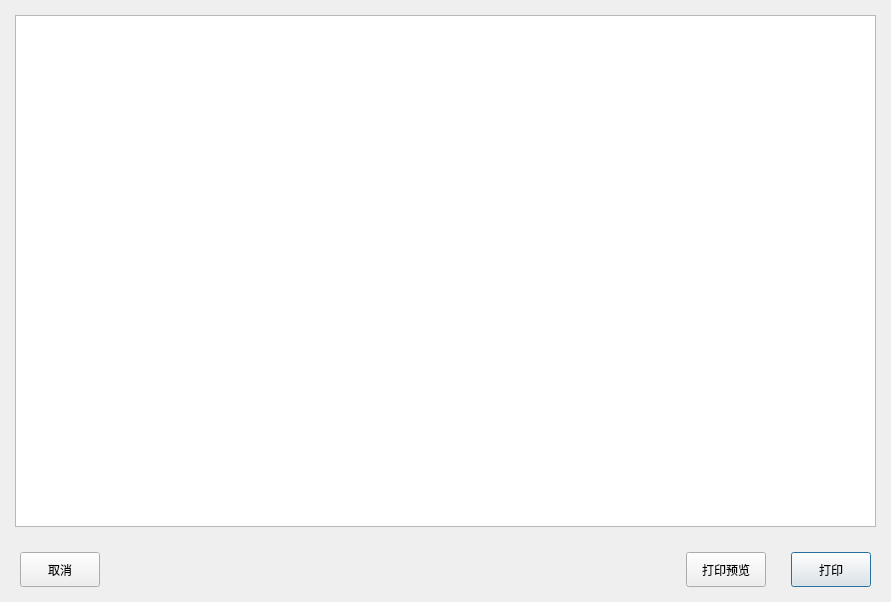
This is Qt/ERP/dialogprintouttable.ui in superp2017/NTERP as Qt 5 draws it before an edit. The edited form follows.
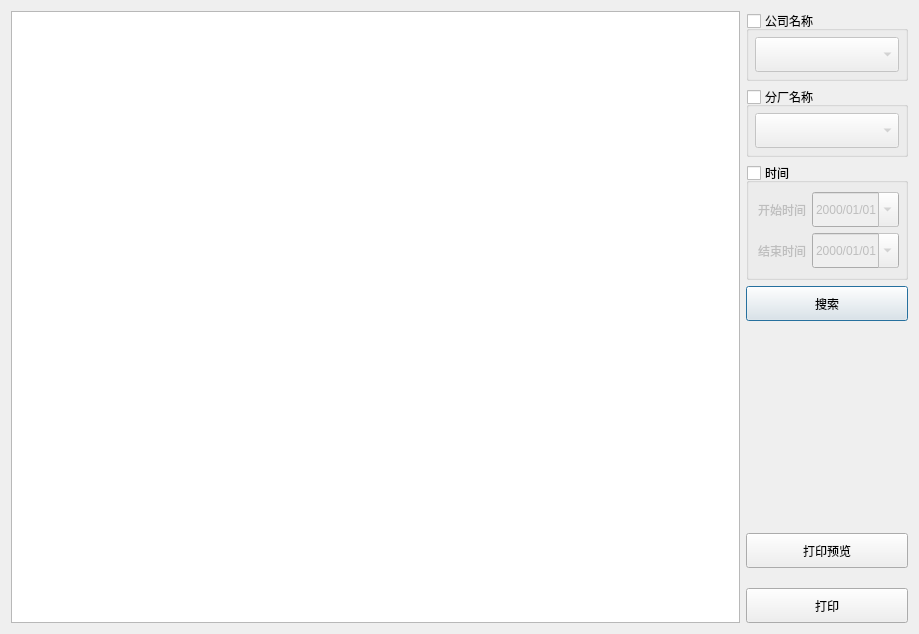
This is the edited form. Custom widgets are drawn as their Qt base class.

Patch:
```diff
--- a/Qt/ERP/dialogprintouttable.ui
+++ b/Qt/ERP/dialogprintouttable.ui
@@ -6,42 +6,212 @@
    <rect>
     <x>0</x>
     <y>0</y>
-    <width>891</width>
-    <height>602</height>
+    <width>919</width>
+    <height>634</height>
    </rect>
   </property>
   <property name="windowTitle">
    <string>出货单打印</string>
   </property>
-  <layout class="QGridLayout" name="gridLayout">
+  <layout class="QHBoxLayout" name="horizontalLayout" stretch="6,1">
+   <item>
+    <widget class="M_TableWidget" name="tableWidget"/>
+   </item>
+   <item>
+    <layout class="QVBoxLayout" name="verticalLayout_3">
+     <item>
+      <layout class="QVBoxLayout" name="verticalLayout">
+       <item>
+        <widget class="QGroupBox" name="groupBox_company">
+         <property name="enabled">
+          <bool>true</bool>
+         </property>
+         <property name="maximumSize">
+          <size>
+           <width>16777215</width>
+           <height>80</height>
+          </size>
+         </property>
+         <property name="title">
+          <string>公司名称</string>
+         </property>
+         <property name="checkable">
+          <bool>true</bool>
+         </property>
+         <property name="checked">
+          <bool>false</bool>
+         </property>
+         <layout class="QGridLayout" name="gridLayout_2" columnstretch="1">
    <property name="leftMargin">
-    <number>15</number>
+           <number>6</number>
    </property>
    <property name="topMargin">
-    <number>15</number>
+           <number>6</number>
    </property>
    <property name="rightMargin">
-    <number>15</number>
+           <number>6</number>
    </property>
    <property name="bottomMargin">
-    <number>15</number>
-   </property>
-   <property name="verticalSpacing">
-    <number>25</number>
-   </property>
+           <number>6</number>
+          </property>
+          <property name="spacing">
+           <number>11</number>
+          </property>
+          <item row="0" column="0">
+           <widget class="QComboBox" name="comboBox_company">
+            <property name="minimumSize">
+             <size>
+              <width>0</width>
+              <height>35</height>
+             </size>
+            </property>
+           </widget>
+          </item>
+         </layout>
+        </widget>
+       </item>
+       <item>
+        <widget class="QGroupBox" name="groupBox_factory">
+         <property name="enabled">
+          <bool>true</bool>
+         </property>
+         <property name="maximumSize">
+          <size>
+           <width>16777215</width>
+           <height>80</height>
+          </size>
+         </property>
+         <property name="title">
+          <string>分厂名称</string>
+         </property>
+         <property name="checkable">
+          <bool>true</bool>
+         </property>
+         <property name="checked">
+          <bool>false</bool>
+         </property>
+         <layout class="QGridLayout" name="gridLayout_3" columnstretch="1">
+          <property name="leftMargin">
+           <number>6</number>
+          </property>
+          <property name="topMargin">
+           <number>6</number>
+          </property>
+          <property name="rightMargin">
+           <number>6</number>
+          </property>
+          <property name="bottomMargin">
+           <number>6</number>
+          </property>
+          <property name="horizontalSpacing">
+           <number>0</number>
+          </property>
+          <item row="0" column="0">
+           <widget class="QComboBox" name="comboBox_factort">
+            <property name="minimumSize">
+             <size>
+              <width>0</width>
+              <height>35</height>
+             </size>
+            </property>
+            <property name="duplicatesEnabled">
+             <bool>false</bool>
+            </property>
+           </widget>
+          </item>
+         </layout>
+        </widget>
+       </item>
+       <item>
+        <widget class="QGroupBox" name="groupBox_time">
+         <property name="maximumSize">
+          <size>
+           <width>16777215</width>
+           <height>180</height>
+          </size>
+         </property>
+         <property name="title">
+          <string>时间</string>
+         </property>
+         <property name="checkable">
+          <bool>true</bool>
+         </property>
+         <property name="checked">
+          <bool>false</bool>
+         </property>
+         <layout class="QGridLayout" name="gridLayout" columnstretch="2,3">
+          <property name="rightMargin">
+           <number>6</number>
+          </property>
+          <item row="0" column="0">
+           <widget class="QLabel" name="label">
+            <property name="minimumSize">
+             <size>
+              <width>0</width>
+              <height>35</height>
+             </size>
+            </property>
+            <property name="text">
+             <string>开始时间</string>
+            </property>
+            <property name="alignment">
+             <set>Qt::AlignCenter</set>
+            </property>
+           </widget>
+          </item>
+          <item row="0" column="1">
+           <widget class="QDateEdit" name="dateEdit_start">
+            <property name="minimumSize">
+             <size>
+              <width>0</width>
+              <height>35</height>
+             </size>
+            </property>
+            <property name="displayFormat">
+             <string>yyyy/MM/dd</string>
+            </property>
+            <property name="calendarPopup">
+             <bool>true</bool>
+            </property>
+           </widget>
+          </item>
    <item row="1" column="0">
-    <layout class="QHBoxLayout" name="horizontalLayout">
-     <property name="spacing">
-      <number>25</number>
-     </property>
-     <property name="leftMargin">
-      <number>5</number>
-     </property>
-     <property name="rightMargin">
-      <number>5</number>
-     </property>
+           <widget class="QLabel" name="label_2">
+            <property name="minimumSize">
+             <size>
+              <width>0</width>
+              <height>35</height>
+             </size>
+            </property>
+            <property name="text">
+             <string>结束时间</string>
+            </property>
+            <property name="alignment">
+             <set>Qt::AlignCenter</set>
+            </property>
+           </widget>
+          </item>
+          <item row="1" column="1">
+           <widget class="QDateEdit" name="dateEdit_end">
+            <property name="minimumSize">
+             <size>
+              <width>0</width>
+              <height>35</height>
+             </size>
+            </property>
+            <property name="displayFormat">
+             <string>yyyy/MM/dd</string>
+            </property>
+            <property name="calendarPopup">
+             <bool>true</bool>
+            </property>
+           </widget>
+          </item>
+         </layout>
+        </widget>
+       </item>
      <item>
-      <widget class="QPushButton" name="pushButton_cancle">
+        <widget class="QPushButton" name="pushButton_search">
        <property name="minimumSize">
         <size>
          <width>0</width>
@@ -49,27 +219,31 @@
         </size>
        </property>
        <property name="text">
-        <string>取消</string>
-       </property>
-       <property name="autoDefault">
-        <bool>false</bool>
-       </property>
-      </widget>
-     </item>
+          <string>搜索</string>
+         </property>
+        </widget>
+       </item>
+      </layout>
+     </item>
      <item>
-      <spacer name="horizontalSpacer">
+      <spacer name="verticalSpacer">
        <property name="orientation">
-        <enum>Qt::Horizontal</enum>
+        <enum>Qt::Vertical</enum>
        </property>
        <property name="sizeHint" stdset="0">
         <size>
-         <width>40</width>
-         <height>20</height>
+         <width>20</width>
+         <height>40</height>
         </size>
        </property>
       </spacer>
      </item>
      <item>
+      <layout class="QVBoxLayout" name="verticalLayout_2">
+       <property name="spacing">
+        <number>20</number>
+       </property>
+       <item>
       <widget class="QPushButton" name="pushButton_preview">
        <property name="minimumSize">
         <size>
@@ -100,8 +274,7 @@
      </item>
     </layout>
    </item>
-   <item row="0" column="0">
-    <widget class="M_TableWidget" name="tableWidget"/>
+    </layout>
    </item>
   </layout>
  </widget>
```
Lines whose indentation alone changed are shown as unchanged.
